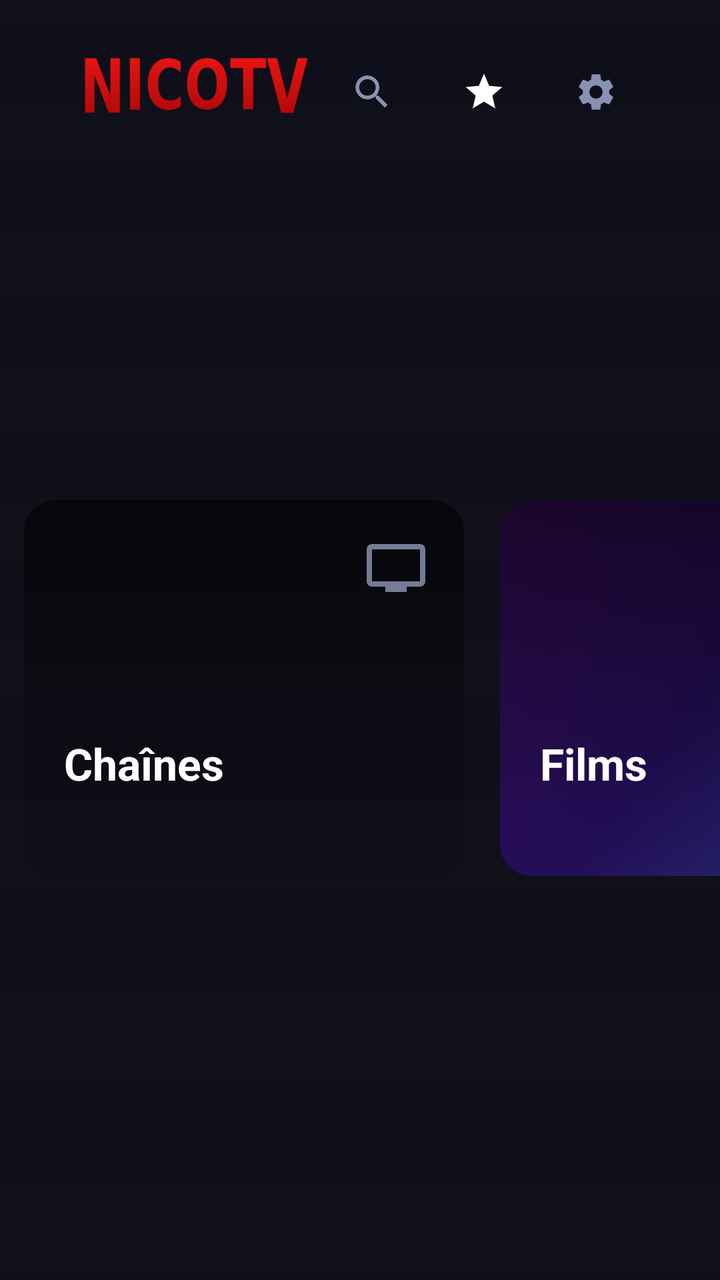
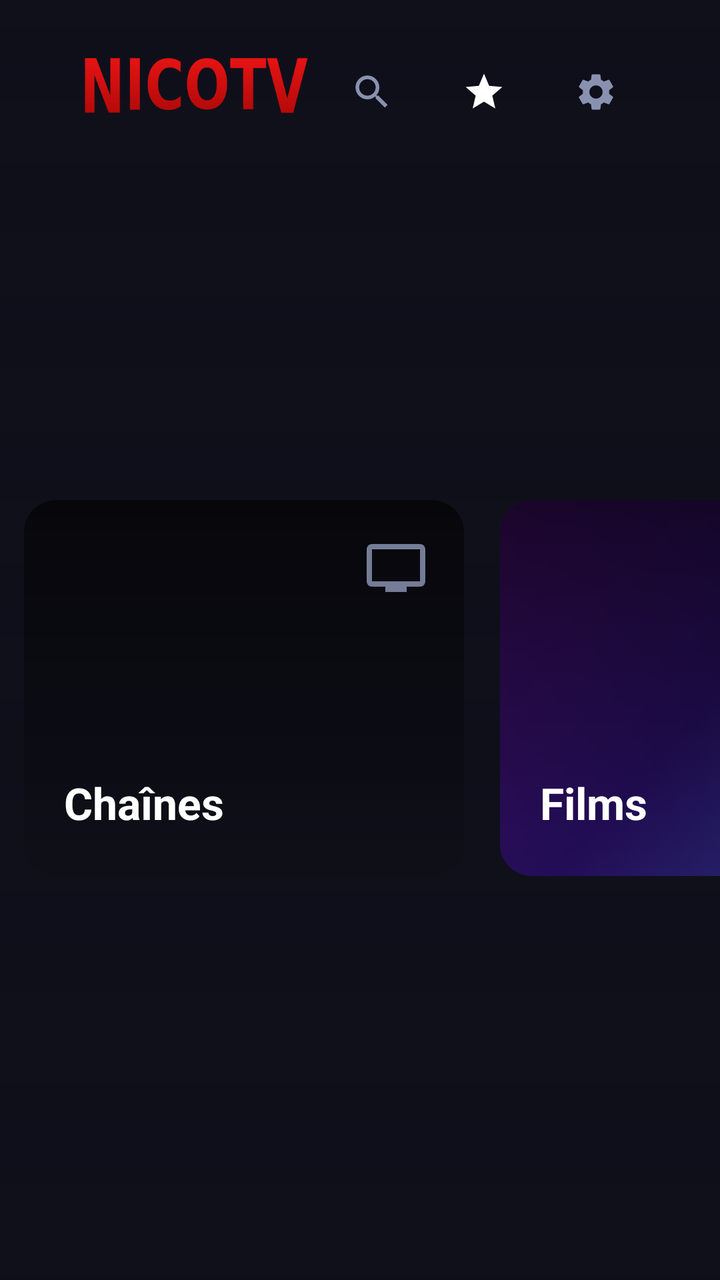

Before-and-after screenshots of an Android layout around one commit, followed by the original layout XML and the change that was made.
<!-- AndroidManifest.xml: application theme Theme.IPTV -->
<!-- res/layout/activity_main.xml -->
<?xml version="1.0" encoding="utf-8"?>
<FrameLayout xmlns:android="http://schemas.android.com/apk/res/android"
    xmlns:app="http://schemas.android.com/apk/res-auto"
    android:layout_width="match_parent"
    android:layout_height="match_parent"
    android:background="@color/bg_dark"
    android:clipChildren="false"
    android:clipToPadding="false">

    
    <ImageView
        android:id="@+id/iv_home_bg"
        android:layout_width="match_parent"
        android:layout_height="match_parent"
        android:scaleType="centerCrop"
        android:alpha="0.26" />

    <View
        android:layout_width="match_parent"
        android:layout_height="match_parent"
        android:background="@drawable/gradient_home_bg" />

    
    <LinearLayout
        android:layout_width="match_parent"
        android:layout_height="wrap_content"
        android:layout_gravity="top"
        android:gravity="center_vertical"
        android:orientation="horizontal"
        android:clipChildren="false"
        android:clipToPadding="false"
        android:paddingStart="40dp"
        android:paddingEnd="40dp"
        android:paddingTop="24dp"
        android:paddingBottom="24dp">

        <ImageView
            android:layout_width="0dp"
            android:layout_height="34dp"
            android:layout_weight="1"
            android:layout_marginEnd="10dp"
            android:src="@drawable/ic_nicotv_wordmark"
            android:scaleType="fitStart" />

        
        <FrameLayout
            android:id="@+id/btn_resume"
            android:layout_width="44dp"
            android:layout_height="44dp"
            android:layout_marginEnd="12dp"
            android:focusable="true"
            android:clickable="true"
            android:clipChildren="false"
            android:clipToPadding="false"
            android:visibility="gone">

            <ImageView
                android:layout_width="20dp"
                android:layout_height="20dp"
                android:layout_gravity="center"
                android:src="@drawable/ic_pwa_restart"
                app:tint="@color/text_primary" />

            <TextView
                android:id="@+id/tv_resume_count"
                android:layout_width="wrap_content"
                android:layout_height="18dp"
                android:minWidth="18dp"
                android:layout_gravity="top|end"
                android:layout_marginTop="-5dp"
                android:layout_marginEnd="-5dp"
                android:background="@drawable/bg_badge_resume"
                android:gravity="center"
                android:paddingStart="5dp"
                android:paddingEnd="5dp"
                android:textColor="@android:color/white"
                android:textSize="9sp"
                android:textStyle="bold"
                android:elevation="10dp" />

            <com.nicotv.iptv2.ui.common.RotatingBorderView
                android:id="@+id/btn_resume_ring"
                android:layout_width="match_parent"
                android:layout_height="match_parent"
                app:circular="true"
                app:borderColor="@android:color/white"
                android:visibility="invisible" />
        </FrameLayout>

        
        <FrameLayout
            android:id="@+id/btn_search"
            android:layout_width="44dp"
            android:layout_height="44dp"
            android:layout_marginEnd="12dp"
            android:focusable="true"
            android:clickable="true"
            android:clipChildren="false"
            android:clipToPadding="false">

            <ImageView
                android:layout_width="22dp"
                android:layout_height="22dp"
                android:layout_gravity="center"
                android:src="@drawable/ic_search"
                app:tint="@color/text_primary" />

            <com.nicotv.iptv2.ui.common.RotatingBorderView
                android:id="@+id/btn_search_ring"
                android:layout_width="match_parent"
                android:layout_height="match_parent"
                app:circular="true"
                app:borderColor="@android:color/white"
                android:visibility="invisible" />
        </FrameLayout>

        
        <FrameLayout
            android:id="@+id/btn_favorites"
            android:layout_width="44dp"
            android:layout_height="44dp"
            android:layout_marginEnd="12dp"
            android:focusable="true"
            android:clickable="true"
            android:clipChildren="false"
            android:clipToPadding="false">

            <ImageView
                android:layout_width="22dp"
                android:layout_height="22dp"
                android:layout_gravity="center"
                android:src="@drawable/ic_star"
                app:tint="@color/text_primary" />

            <TextView
                android:id="@+id/tv_favorites_count"
                android:layout_width="wrap_content"
                android:layout_height="18dp"
                android:minWidth="18dp"
                android:layout_gravity="top|end"
                android:layout_marginTop="-5dp"
                android:layout_marginEnd="-5dp"
                android:background="@drawable/bg_badge_resume"
                android:gravity="center"
                android:paddingStart="5dp"
                android:paddingEnd="5dp"
                android:textColor="@android:color/white"
                android:textSize="9sp"
                android:textStyle="bold"
                android:elevation="10dp"
                android:visibility="gone" />

            <com.nicotv.iptv2.ui.common.RotatingBorderView
                android:id="@+id/btn_favorites_ring"
                android:layout_width="match_parent"
                android:layout_height="match_parent"
                app:circular="true"
                app:borderColor="@android:color/white"
                android:visibility="invisible" />
        </FrameLayout>

        
        <FrameLayout
            android:id="@+id/btn_settings"
            android:layout_width="44dp"
            android:layout_height="44dp"
            android:focusable="true"
            android:clickable="true"
            android:clipChildren="false"
            android:clipToPadding="false">

            <ImageView
                android:layout_width="22dp"
                android:layout_height="22dp"
                android:layout_gravity="center"
                android:src="@drawable/ic_settings"
                app:tint="@color/text_primary" />

            <com.nicotv.iptv2.ui.common.RotatingBorderView
                android:id="@+id/btn_settings_ring"
                android:layout_width="match_parent"
                android:layout_height="match_parent"
                app:circular="true"
                app:borderColor="@android:color/white"
                android:visibility="invisible" />
        </FrameLayout>
    </LinearLayout>

    
    <LinearLayout
        android:layout_width="wrap_content"
        android:layout_height="wrap_content"
        android:layout_gravity="center"
        android:layout_marginTop="24dp"
        android:orientation="horizontal"
        android:clipChildren="false"
        android:clipToPadding="false"
        android:padding="12dp">

        <FrameLayout
            android:id="@+id/card_live"
            android:layout_width="220dp"
            android:layout_height="188dp"
            android:layout_marginEnd="18dp"
            android:background="@drawable/bg_hub_card"
            android:focusable="true"
            android:focusableInTouchMode="true">

            
            <ImageView
                android:id="@+id/iv_live_bg"
                android:layout_width="match_parent"
                android:layout_height="match_parent"
                android:padding="28dp"
                android:alpha="0.55"
                android:scaleType="fitCenter" />

            <View
                android:layout_width="match_parent"
                android:layout_height="match_parent"
                android:background="@drawable/gradient_hub" />

            <ImageView
                android:layout_width="32dp"
                android:layout_height="32dp"
                android:layout_gravity="top|end"
                android:layout_marginTop="18dp"
                android:layout_marginEnd="18dp"
                android:alpha="0.85"
                android:src="@drawable/ic_live"
                app:tint="@android:color/white" />

            <LinearLayout
                android:layout_width="wrap_content"
                android:layout_height="wrap_content"
                android:layout_gravity="bottom|start"
                android:layout_marginStart="20dp"
                android:layout_marginBottom="22dp"
                android:orientation="vertical">

                <TextView
                    android:layout_width="wrap_content"
                    android:layout_height="wrap_content"
                    android:text="@string/nav_live"
                    android:textColor="@android:color/white"
                    android:textSize="22sp"
                    android:textStyle="bold" />

                <TextView
                    android:id="@+id/tv_live_count"
                    android:layout_width="wrap_content"
                    android:layout_height="wrap_content"
                    android:layout_marginTop="2dp"
                    android:textColor="@android:color/white"
                    android:textSize="13sp"
                    android:textStyle="bold"
                    android:alpha="0.9" />
            </LinearLayout>

            <com.nicotv.iptv2.ui.common.RotatingBorderView
                android:id="@+id/focus_ring_live"
                android:layout_width="match_parent"
                android:layout_height="match_parent"
                app:borderColor="@android:color/white"
                app:cornerRadius="16dp"
                android:visibility="invisible" />
        </FrameLayout>

        <FrameLayout
            android:id="@+id/card_films"
            android:layout_width="220dp"
            android:layout_height="188dp"
            android:layout_marginEnd="18dp"
            android:background="@drawable/bg_hub_card"
            android:focusable="true"
            android:focusableInTouchMode="true">

            
            <ImageView
                android:id="@+id/iv_films_bg"
                android:layout_width="match_parent"
                android:layout_height="match_parent"
                android:alpha="0.5"
                android:scaleType="centerCrop"
                android:src="@drawable/hub_films" />

            <View
                android:layout_width="match_parent"
                android:layout_height="match_parent"
                android:background="@drawable/gradient_hub" />

            <ImageView
                android:layout_width="32dp"
                android:layout_height="32dp"
                android:layout_gravity="top|end"
                android:layout_marginTop="18dp"
                android:layout_marginEnd="18dp"
                android:alpha="0.85"
                android:src="@drawable/ic_movies"
                app:tint="@android:color/white" />

            <LinearLayout
                android:layout_width="wrap_content"
                android:layout_height="wrap_content"
                android:layout_gravity="bottom|start"
                android:layout_marginStart="20dp"
                android:layout_marginBottom="22dp"
                android:orientation="vertical">

                <TextView
                    android:layout_width="wrap_content"
                    android:layout_height="wrap_content"
                    android:text="@string/nav_movies"
                    android:textColor="@android:color/white"
                    android:textSize="22sp"
                    android:textStyle="bold" />

                <TextView
                    android:id="@+id/tv_films_count"
                    android:layout_width="wrap_content"
                    android:layout_height="wrap_content"
                    android:layout_marginTop="2dp"
                    android:textColor="@android:color/white"
                    android:textSize="13sp"
                    android:textStyle="bold"
                    android:alpha="0.9" />
            </LinearLayout>

            <com.nicotv.iptv2.ui.common.RotatingBorderView
                android:id="@+id/focus_ring_films"
                android:layout_width="match_parent"
                android:layout_height="match_parent"
                app:borderColor="@android:color/white"
                app:cornerRadius="16dp"
                android:visibility="invisible" />
        </FrameLayout>

        <FrameLayout
            android:id="@+id/card_series"
            android:layout_width="220dp"
            android:layout_height="188dp"
            android:background="@drawable/bg_hub_card"
            android:focusable="true"
            android:focusableInTouchMode="true">

            
            <ImageView
                android:id="@+id/iv_series_bg"
                android:layout_width="match_parent"
                android:layout_height="match_parent"
                android:alpha="0.5"
                android:scaleType="centerCrop"
                android:src="@drawable/hub_series" />

            <View
                android:layout_width="match_parent"
                android:layout_height="match_parent"
                android:background="@drawable/gradient_hub" />

            <ImageView
                android:layout_width="32dp"
                android:layout_height="32dp"
                android:layout_gravity="top|end"
                android:layout_marginTop="18dp"
                android:layout_marginEnd="18dp"
                android:alpha="0.85"
                android:src="@drawable/ic_series"
                app:tint="@android:color/white" />

            <LinearLayout
                android:layout_width="wrap_content"
                android:layout_height="wrap_content"
                android:layout_gravity="bottom|start"
                android:layout_marginStart="20dp"
                android:layout_marginBottom="22dp"
                android:orientation="vertical">

                <TextView
                    android:layout_width="wrap_content"
                    android:layout_height="wrap_content"
                    android:text="@string/nav_series"
                    android:textColor="@android:color/white"
                    android:textSize="22sp"
                    android:textStyle="bold" />

                <TextView
                    android:id="@+id/tv_series_count"
                    android:layout_width="wrap_content"
                    android:layout_height="wrap_content"
                    android:layout_marginTop="2dp"
                    android:textColor="@android:color/white"
                    android:textSize="13sp"
                    android:textStyle="bold"
                    android:alpha="0.9" />
            </LinearLayout>

            <com.nicotv.iptv2.ui.common.RotatingBorderView
                android:id="@+id/focus_ring_series"
                android:layout_width="match_parent"
                android:layout_height="match_parent"
                app:borderColor="@android:color/white"
                app:cornerRadius="16dp"
                android:visibility="invisible" />
        </FrameLayout>
    </LinearLayout>

    <TextView
        android:id="@+id/tv_version"
        android:layout_width="wrap_content"
        android:layout_height="wrap_content"
        android:layout_gravity="bottom|start"
        android:layout_marginStart="16dp"
        android:layout_marginBottom="16dp"
        android:textColor="@color/text_secondary"
        android:textSize="10sp"
        android:alpha="0.6" />

</FrameLayout>
<!-- resources referenced by this layout -->
<resources>
  <color name="bg_dark">#0F0F1A</color>
  <color name="text_primary">#EAECF4</color>
  <color name="text_secondary">#8892B0</color>
  <!-- drawable bg_badge_resume (drawable) -->
  <?xml version="1.0" encoding="utf-8"?>
  <shape xmlns:android="http://schemas.android.com/apk/res/android"
      android:shape="rectangle">
      <solid android:color="@color/accent" />
      <corners android:radius="100dp" />
  </shape>
  <!-- drawable bg_hub_card (drawable) -->
  <?xml version="1.0" encoding="utf-8"?>
  <selector xmlns:android="http://schemas.android.com/apk/res/android">
      
      <item>
          <shape android:shape="rectangle">
              <solid android:color="@android:color/transparent" />
              <corners android:radius="16dp" />
              <stroke android:width="0dp" android:color="@android:color/transparent" />
          </shape>
      </item>
  </selector>
  <!-- drawable gradient_home_bg (drawable) -->
  <?xml version="1.0" encoding="utf-8"?>
  <shape xmlns:android="http://schemas.android.com/apk/res/android">
      <gradient
          android:type="linear"
          android:angle="270"
          android:startColor="#730F0F1A"
          android:centerColor="#CC0F0F1A"
          android:centerY="0.55"
          android:endColor="#FF0F0F1A" />
  </shape>
  <!-- drawable gradient_hub (drawable) -->
  <?xml version="1.0" encoding="utf-8"?>
  <shape xmlns:android="http://schemas.android.com/apk/res/android" android:shape="rectangle">
      <gradient
          android:type="linear"
          android:angle="270"
          android:startColor="#99000000"
          android:endColor="#11000000" />
      <corners android:radius="16dp" />
  </shape>
  <!-- drawable hub_films (drawable) -->
  <?xml version="1.0" encoding="utf-8"?>
  <shape xmlns:android="http://schemas.android.com/apk/res/android" android:shape="rectangle">
      <gradient
          android:type="linear"
          android:angle="135"
          android:startColor="#4361EE"
          android:centerColor="#3A0CA3"
          android:endColor="#7209B7" />
      <corners android:radius="16dp" />
  </shape>
  <!-- drawable hub_series (drawable) -->
  <?xml version="1.0" encoding="utf-8"?>
  <shape xmlns:android="http://schemas.android.com/apk/res/android" android:shape="rectangle">
      <gradient
          android:type="linear"
          android:angle="135"
          android:startColor="#F72585"
          android:centerColor="#B5179E"
          android:endColor="#7209B7" />
      <corners android:radius="16dp" />
  </shape>
  <!-- drawable ic_live (drawable) -->
  <?xml version="1.0" encoding="utf-8"?>
  <vector xmlns:android="http://schemas.android.com/apk/res/android"
      android:width="24dp" android:height="24dp"
      android:viewportWidth="24" android:viewportHeight="24">
      <path android:fillColor="#8892B0"
          android:pathData="M21,3H3C1.9,3 1,3.9 1,5v12c0,1.1 0.9,2 2,2h5v2h8v-2h5c1.1,0 1.99,-0.9 1.99,-2L23,5C23,3.9 22.1,3 21,3zM21,17H3V5h18V17z"/>
  </vector>
  <!-- drawable ic_series (drawable) -->
  <?xml version="1.0" encoding="utf-8"?>
  <vector xmlns:android="http://schemas.android.com/apk/res/android"
      android:width="24dp" android:height="24dp"
      android:viewportWidth="24" android:viewportHeight="24">
      <path android:fillColor="#8892B0"
          android:pathData="M21,3H3C1.9,3 1,3.9 1,5v12c0,1.1 0.9,2 2,2h5v2h8v-2h5c1.1,0 1.99,-0.9 1.99,-2L23,5C23,3.9 22.1,3 21,3zM21,17H3V5h18V17zM10,10l5,3 -5,3V10z"/>
  </vector>
  <!-- drawable ic_star (drawable) -->
  <?xml version="1.0" encoding="utf-8"?>
  <vector xmlns:android="http://schemas.android.com/apk/res/android"
      android:width="24dp"
      android:height="24dp"
      android:viewportWidth="24"
      android:viewportHeight="24">
      <path
          android:fillColor="@android:color/white"
          android:pathData="M12,17.27L18.18,21l-1.64,-7.03L22,9.24l-7.19,-0.61L12,2L9.19,8.63L2,9.24l5.46,4.73L5.82,21z"/>
  </vector>
  <string name="nav_live">Chaînes</string>
  <string name="nav_movies">Films</string>
  <string name="nav_series">Séries</string>
  <color name="accent">#4361EE</color>
  <!-- unchanged entries left out for length: 6 -->
</resources>

<!-- the commit's change to res/layout/activity_main.xml (unified diff, before → after) -->
@@ -207,13 +207,71 @@
             android:focusableInTouchMode="true">
 
             
-            <ImageView
-                android:id="@+id/iv_live_bg"
-                android:layout_width="match_parent"
-                android:layout_height="match_parent"
-                android:padding="28dp"
-                android:alpha="0.55"
-                android:scaleType="fitCenter" />
+            <LinearLayout
+                android:layout_width="match_parent"
+                android:layout_height="match_parent"
+                android:orientation="vertical"
+                android:alpha="0.6"
+                android:padding="10dp">
+
+                <LinearLayout
+                    android:layout_width="match_parent"
+                    android:layout_height="0dp"
+                    android:layout_weight="1"
+                    android:orientation="horizontal">
+
+                    <ImageView
+                        android:id="@+id/iv_live_logo_1"
+                        android:layout_width="0dp"
+                        android:layout_height="match_parent"
+                        android:layout_weight="1"
+                        android:padding="6dp"
+                        android:scaleType="fitCenter" />
+                    <ImageView
+                        android:id="@+id/iv_live_logo_2"
+                        android:layout_width="0dp"
+                        android:layout_height="match_parent"
+                        android:layout_weight="1"
+                        android:padding="6dp"
+                        android:scaleType="fitCenter" />
+                    <ImageView
+                        android:id="@+id/iv_live_logo_3"
+                        android:layout_width="0dp"
+                        android:layout_height="match_parent"
+                        android:layout_weight="1"
+                        android:padding="6dp"
+                        android:scaleType="fitCenter" />
+                </LinearLayout>
+
+                <LinearLayout
+                    android:layout_width="match_parent"
+                    android:layout_height="0dp"
+                    android:layout_weight="1"
+                    android:orientation="horizontal">
+
+                    <ImageView
+                        android:id="@+id/iv_live_logo_4"
+                        android:layout_width="0dp"
+                        android:layout_height="match_parent"
+                        android:layout_weight="1"
+                        android:padding="6dp"
+                        android:scaleType="fitCenter" />
+                    <ImageView
+                        android:id="@+id/iv_live_logo_5"
+                        android:layout_width="0dp"
+                        android:layout_height="match_parent"
+                        android:layout_weight="1"
+                        android:padding="6dp"
+                        android:scaleType="fitCenter" />
+                    <ImageView
+                        android:id="@+id/iv_live_logo_6"
+                        android:layout_width="0dp"
+                        android:layout_height="match_parent"
+                        android:layout_weight="1"
+                        android:padding="6dp"
+                        android:scaleType="fitCenter" />
+                </LinearLayout>
+            </LinearLayout>
 
             <View
                 android:layout_width="match_parent"
@@ -245,16 +303,6 @@
                     android:textColor="@android:color/white"
                     android:textSize="22sp"
                     android:textStyle="bold" />
-
-                <TextView
-                    android:id="@+id/tv_live_count"
-                    android:layout_width="wrap_content"
-                    android:layout_height="wrap_content"
-                    android:layout_marginTop="2dp"
-                    android:textColor="@android:color/white"
-                    android:textSize="13sp"
-                    android:textStyle="bold"
-                    android:alpha="0.9" />
             </LinearLayout>
 
             <com.nicotv.iptv2.ui.common.RotatingBorderView
@@ -314,16 +362,6 @@
                     android:textColor="@android:color/white"
                     android:textSize="22sp"
                     android:textStyle="bold" />
-
-                <TextView
-                    android:id="@+id/tv_films_count"
-                    android:layout_width="wrap_content"
-                    android:layout_height="wrap_content"
-                    android:layout_marginTop="2dp"
-                    android:textColor="@android:color/white"
-                    android:textSize="13sp"
-                    android:textStyle="bold"
-                    android:alpha="0.9" />
             </LinearLayout>
 
             <com.nicotv.iptv2.ui.common.RotatingBorderView
@@ -382,16 +420,6 @@
                     android:textColor="@android:color/white"
                     android:textSize="22sp"
                     android:textStyle="bold" />
-
-                <TextView
-                    android:id="@+id/tv_series_count"
-                    android:layout_width="wrap_content"
-                    android:layout_height="wrap_content"
-                    android:layout_marginTop="2dp"
-                    android:textColor="@android:color/white"
-                    android:textSize="13sp"
-                    android:textStyle="bold"
-                    android:alpha="0.9" />
             </LinearLayout>
 
             <com.nicotv.iptv2.ui.common.RotatingBorderView
